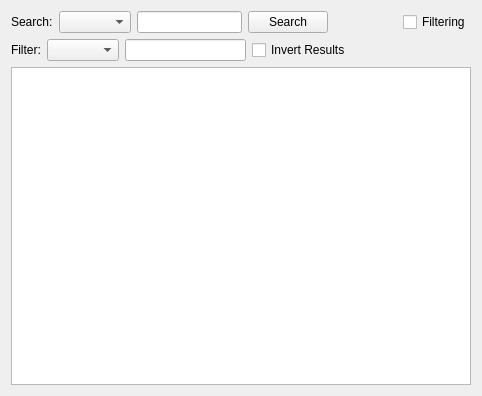
First picture: the form in src/dictionarywidget.ui, repository jablonkai/QDictionary, before the edit.
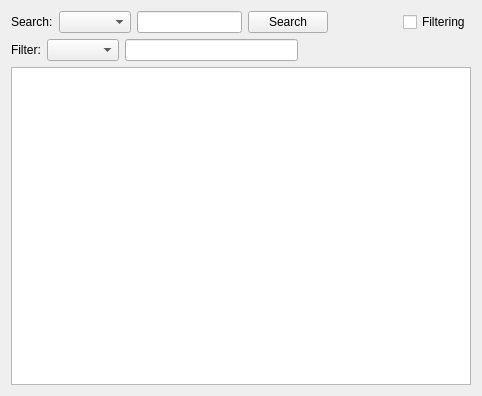
Second picture: the form after the edit. Custom widgets are drawn as their Qt base class.

```diff
--- a/src/dictionarywidget.ui
+++ b/src/dictionarywidget.ui
@@ -93,13 +93,6 @@
       <item>
        <widget class="SearchLine" name="filterLineEdit" />
       </item>
-      <item>
-       <widget class="QCheckBox" name="filterCheckBox" >
-        <property name="text" >
-         <string>Invert Results</string>
-        </property>
-       </widget>
-      </item>
       <item>
        <spacer>
         <property name="orientation" >
```
